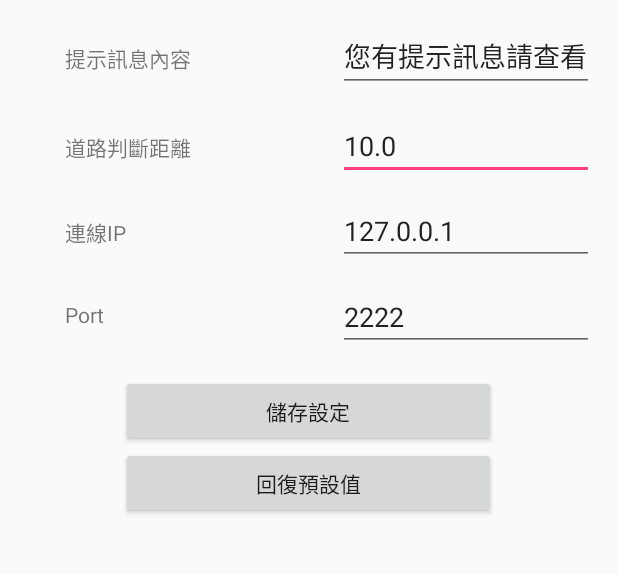
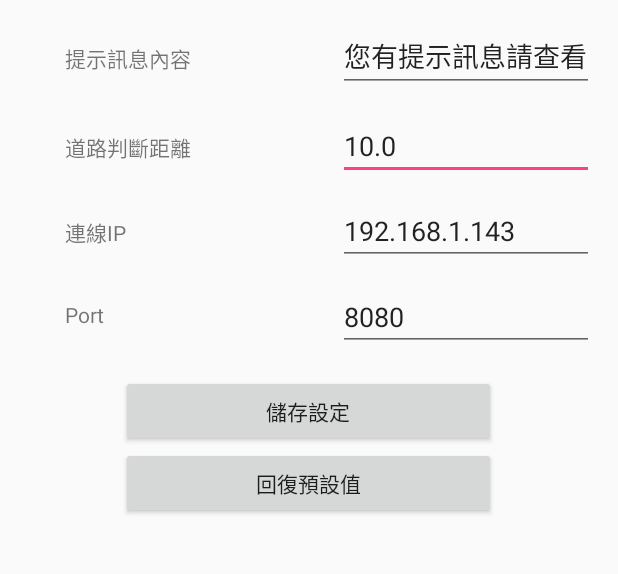
Before and after one commit to john850512/Time-is-Life, an Android app: the screen it shows after launch (SettingActivity), after a tap on an icon or button, on a phone screen of 412 x 824 dp, the part 306-880 px from its top. Run offline under Robolectric (Android 15) with nearby library versions, the phone set to English and light mode, and no system bars; libraries missing offline, so code that uses them is left out: org.java_websocket.client, org.java_websocket.drafts, org.java_websocket.handshake.

Commit message:
V2.0
版本:V2.0
日期:20170804
說明:
1.溝通機制改成WebSocket(java-WebSocket Library)
2.switch控制Websocket連線
3.接收Server傳送路徑資訊
4.將路徑資訊從MainActivity傳送到MapActivity

```diff
--- a/Google_API_O_I_O_I/app/build.gradle
+++ b/Google_API_O_I_O_I/app/build.gradle
@@ -27,5 +27,6 @@ dependencies {
     compile 'com.android.support:appcompat-v7:25.1.0'
     compile 'com.google.android.gms:play-services:9.6.1'
     compile 'com.google.maps.android:android-maps-utils:0.4+'
+    compile "org.java-websocket:Java-WebSocket:1.3.4"
     testCompile 'junit:junit:4.12'
 }
--- a/Google_API_O_I_O_I/app/src/main/java/net/macdidi/google_api_o_i_o_i/MainActivity.java
+++ b/Google_API_O_I_O_I/app/src/main/java/net/macdidi/google_api_o_i_o_i/MainActivity.java
@@ -25,12 +25,20 @@ import android.widget.Switch;
 import android.widget.Toast;
 import android.widget.ToggleButton;
 
+import org.java_websocket.client.WebSocketClient;
+import org.java_websocket.drafts.Draft;
+import org.java_websocket.drafts.Draft_17;
+import org.java_websocket.handshake.ServerHandshake;
+
 import java.io.DataInputStream;
 import java.io.DataOutputStream;
 import java.net.InetAddress;
 import java.net.Socket;
+import java.net.URI;
+import java.net.URISyntaxException;
 
-import static android.R.attr.port;
+import static android.R.attr.tag;
+import static com.google.android.gms.analytics.internal.zzy.cl;
 import static net.macdidi.google_api_o_i_o_i.R.id.button;
 import static net.macdidi.google_api_o_i_o_i.R.id.imageView;
 
@@ -51,16 +59,19 @@ public class MainActivity extends AppCompatActivity  {
     private int port;
     private int cur_stat;//當前狀態對應的圓形按鈕顏色，-1代表未啟動，0代表正常(GREEN)，1代表有救護車經過(RED)
 
-    ImageView smallred;
-    ImageView smallgreen;
-    Socket m_socket = null;
-    String in = "";
+    private ImageView smallred;
+    private ImageView smallgreen;
+    private Socket m_socket = null;
+    private String webSocket_input = "";//websocket連線方式接收到的資料
+    private String in = "";//ㄧ般socket的連線方式收到的資料
     long[] vibrate = {0,100,200,300};   //震動時間長度參數
 
     //Uri uri = RingtoneManager.getDefaultUri(RingtoneManager.TYPE_NOTIFICATION); //音樂Uri參數
     // uri = Uri.parse("file:///sdcard/Notifications/hangout_ringtone.m4a");
     // uri = Uri.parse("android.resource://" + getPackageName() + "/" + R.raw.ring);
 
+    private WebSocketClient client;
+    private Draft selectDraft;
     @Override
     protected void onCreate(Bundle savedInstanceState) {
         super.onCreate(savedInstanceState);
@@ -71,9 +82,9 @@ public class MainActivity extends AppCompatActivity  {
         ActionBar menu = getSupportActionBar();
         menu.setDisplayShowHomeEnabled(true);
         menu.setIcon(R.mipmap.ic_launcher);
-
-        Thread test = new Thread(clientSocket);
-        test.start();
+        //連線
+        Thread connection = new Thread(clientSocket);
+        connection.start();
 
         if(readReacord() == 0)firRecord();//第一次開啟APP(之前沒寫過檔案)
 
@@ -95,6 +106,89 @@ public class MainActivity extends AppCompatActivity  {
         aboutBtn.setOnClickListener(About);
         cur_stat = -1;
     }
+    //连接
+    private void connect() {
+        new Thread(){
+            @Override
+            public void run() {
+                client.connect();
+            }
+        }.start();
+    }
+    //断开连接
+    private void closeConnect() {
+        try {
+            client.close();
+        }
+        catch(Exception e) {
+            e.printStackTrace();
+        }
+        finally{
+            //websocket server 和 client 都不可reuse
+            client = null;
+        }
+    }
+    //websocket 初始化
+    private void initSocketClient() throws URISyntaxException {
+        if(client == null){
+            client = new WebSocketClient(URI.create("ws://"+IP+":"+port+"/WebSocket/websocket")) {
+                //UI更新必須使用mainthread或UI thread
+                @Override
+                public void onOpen(ServerHandshake serverHandshake) {
+                    runOnUiThread(new Runnable() {
+                        @Override
+                        public void run() {
+                            Toast.makeText(MainActivity.this,"[websocket]連線成功",Toast.LENGTH_SHORT).show();
+                            //连接成功
+                            Log.d("tag","opened connection");
+                        }
+                    });
+                }
+                @Override
+                public void onMessage(final String s) {
+                    runOnUiThread(new Runnable() {
+                        @Override
+                        public void run() {
+                            Toast.makeText(MainActivity.this,s,Toast.LENGTH_SHORT).show();
+                            webSocket_input = s;
+                            Log.d("tag",s);
+                            //服务端消息
+                            /*
+                                                        initmsg += s + "\n";
+                                                        Message msg = new Message();
+                                                        msg.what = 1;
+                                                        myhandler.sendMessage(msg);
+                                                        Log.d(tag,"received:" + s);
+                                                        */
+                        }
+                    });
+                }
+                @Override
+                public void onClose(int i, String s, boolean remote) {
+                    runOnUiThread(new Runnable() {
+                        @Override
+                        public void run() {
+                            Toast.makeText(MainActivity.this,"[websocket]結束連線",Toast.LENGTH_SHORT).show();
+
+                            //连接断开，remote判定是客户端断开还是服务端断开
+                            //Log.d(tag,"Connection closed by " + ( remote ? "remote peer" : "us" ) + ", info=" + s);
+                            //
+                            //closeConnect();
+                        }
+                    });
+                }
+                @Override
+                public void onError(final Exception e) {
+                    runOnUiThread(new Runnable() {
+                        @Override
+                        public void run() {
+                            Toast.makeText(MainActivity.this,"[錯誤訊息]"+e,Toast.LENGTH_SHORT).show();
+                        }
+                    });
+                }
+            };
+        }
+    }
 
     private void firRecord(){
         SharedPreferences sharedPreferences = getSharedPreferences("Data" , MODE_PRIVATE);
@@ -103,8 +197,8 @@ public class MainActivity extends AppCompatActivity  {
         sharedPreferences.edit().putString("hintContentTitle", "Time is Life").apply();
         sharedPreferences.edit().putString("hintContentText", "您有提示訊息請查看").apply();
         sharedPreferences.edit().putFloat("tolerance", 10.0f).apply();
-        sharedPreferences.edit().putString("IP", "127.0.0.1").apply();
-        sharedPreferences.edit().putInt("port", 2222).apply();
+        sharedPreferences.edit().putString("IP", "192.168.1.143").apply();
+        sharedPreferences.edit().putInt("port", 8080).apply();
         Toast.makeText(MainActivity.this,"紀錄檔設定完成",Toast.LENGTH_SHORT).show();
     }
     private int readReacord(){
@@ -116,8 +210,8 @@ public class MainActivity extends AppCompatActivity  {
         hintText = sharedPreferences.getString("hintText","訊息提示視窗");
         hintContentTitle = sharedPreferences.getString("hintContentTitle","Time is Life");
         hintContentText = sharedPreferences.getString("hintContentText","hintContentText");
-        IP = sharedPreferences.getString("IP","127.0.0.1");
-        port = sharedPreferences.getInt("port",2222);
+        IP = sharedPreferences.getString("IP","192.168.1.143");
+        port = sharedPreferences.getInt("port",8080);
         return fir_write;
     }
     private Button.OnClickListener About = new Button.OnClickListener(){
@@ -138,9 +232,9 @@ public class MainActivity extends AppCompatActivity  {
     private Button.OnClickListener openSettingActivity = new Button.OnClickListener(){
         @Override
         public void onClick(View v) {
-            Intent Maps = new Intent();
-            Maps.setClass(MainActivity.this,SettingActivity.class);
-            startActivity(Maps);
+            Intent SettingActivity = new Intent();
+            SettingActivity.setClass(MainActivity.this,SettingActivity.class);
+            startActivity(SettingActivity);
         }
     };
     private Button.OnClickListener openMapActivity = new Button.OnClickListener(){
@@ -148,7 +242,7 @@ public class MainActivity extends AppCompatActivity  {
         public void onClick(View v) {
             Intent Maps = new Intent();
             Maps.setClass(MainActivity.this,MapsActivity.class);
-            Maps.putExtra("geoinfo",in);
+            Maps.putExtra("geoinfo",webSocket_input);
             startActivity(Maps);
         }
     };
@@ -159,18 +253,26 @@ public class MainActivity extends AppCompatActivity  {
                 //Toast.makeText(MainActivity.this,"YES",Toast.LENGTH_SHORT).show();
                 // int id = getResources().getIdentifier("@drawable/" + "smallgreenbutton.png", null, getPackageName());
                 //red_green_switch.setImageResource(id);
+                //websocket初始化
+                try {
+                    initSocketClient();
+                } catch (URISyntaxException e) {
+                    Toast.makeText(MainActivity.this,"[發生錯誤]websocket初始化失敗"+e,Toast.LENGTH_SHORT).show();
+                }
+                connect();//websocket連線
                 cur_stat = 1;
                 smallred.setVisibility(View.GONE);
                 smallgreen.setVisibility(View.VISIBLE);
                 switch1.setText("結束行駛");
                 greenbutton.setText("系統正常執行中");
-
-                animateButton_green();
+                animateButton_green();//開啟動畫
             }
             else {
                 //Toast.makeText(MainActivity.this,"NO",Toast.LENGTH_SHORT).show();
                 //int id = getResources().getIdentifier("@drawable/" + "smallredbutton.png", null, getPackageName());
                 //red_green_switch.setImageResource(id);
+
+                closeConnect();//關閉websocket連線
                 cur_stat = -1;
                 smallred.setVisibility(View.VISIBLE);
                 smallgreen.setVisibility(View.GONE);
@@ -185,6 +287,14 @@ public class MainActivity extends AppCompatActivity  {
     private Button.OnClickListener MsgNotice = new Button.OnClickListener(){
         @Override
         public void onClick(View v){
+            if(client.isOpen())
+            {
+                client.send("[client ID : ]request allpath");
+            }
+            else{
+                Toast.makeText(MainActivity.this,"連線錯誤!!",Toast.LENGTH_SHORT).show();
+            }
+
             //步驟1 : 初始化NotificationManager，取得Notification服務
             NotificationManager myNotificationManager = (NotificationManager)getSystemService(NOTIFICATION_SERVICE);
             //步驟2 : 按下通知之後要執行的activity
@@ -239,10 +349,10 @@ public class MainActivity extends AppCompatActivity  {
             myNotificationManager.notify(0, notification);
             // 取消以前顯示的一個指定ID的通知.假如是一個短暫的通知，
             // 試圖將之隱藏，假如是一個持久的通知，將之從狀態列中移走.
-//              mNotificationManager.cancel(0);
+            //              mNotificationManager.cancel(0);
 
-            //取消以前顯示的所有通知.
-//              mNotificationManager.cancelAll();
+                        //取消以前顯示的所有通知.
+            //              mNotificationManager.cancelAll();
         }
     };
 
@@ -313,8 +423,6 @@ public class MainActivity extends AppCompatActivity  {
         MyBounceInterpolator interpolator = new MyBounceInterpolator(0.14, 30.0);//Amplitude,Frequency
         myAnim.setInterpolator(interpolator);
 
-
-
         // Animate the button
         //Button button = (Button)findViewById(R.id.button3);
         redbutton.startAnimation(myAnim);
--- a/Google_API_O_I_O_I/app/src/main/java/net/macdidi/google_api_o_i_o_i/SettingActivity.java
+++ b/Google_API_O_I_O_I/app/src/main/java/net/macdidi/google_api_o_i_o_i/SettingActivity.java
@@ -39,8 +39,8 @@ public class SettingActivity extends AppCompatActivity {
         EditText01.setText(sharedPreferences.getString("hintContentTitle","Not Value"));
         EditText02.setText(sharedPreferences.getString("hintContentText","Not Value"));
         EditText03.setText(String.valueOf(sharedPreferences.getFloat("tolerance",10.0f)));
-        EditText04.setText(sharedPreferences.getString("IP","127.0.0.1"));
-        EditText05.setText(String.valueOf(sharedPreferences.getInt("port",2222)));
+        EditText04.setText(sharedPreferences.getString("IP","192.168.1.143"));
+        EditText05.setText(String.valueOf(sharedPreferences.getInt("port",8080)));
     }
     private Button.OnClickListener Setting = new Button.OnClickListener(){
         public void onClick(View v){
@@ -61,8 +61,8 @@ public class SettingActivity extends AppCompatActivity {
             sharedPreferences.edit().putString("hintContentTitle", "Time is Life").apply();
             sharedPreferences.edit().putString("hintContentText", "您有提示訊息請查看").apply();
             sharedPreferences.edit().putFloat("tolerance", 10.0f).apply();
-            sharedPreferences.edit().putString("IP", "127.0.0.1").apply();
-            sharedPreferences.edit().putInt("port", 2222).apply();
+            sharedPreferences.edit().putString("IP", "192.168.1.143").apply();
+            sharedPreferences.edit().putInt("port", 8080).apply();
             Intent Main = new Intent();
             Main.setClass(SettingActivity.this,MainActivity.class);
             SettingActivity.this.finish();
```
Also changed, not shown: Google_API_O_I_O_I/app/src/main/java/net/macdidi/google_api_o_i_o_i/MapsActivity.java (+29 -10 lines).
